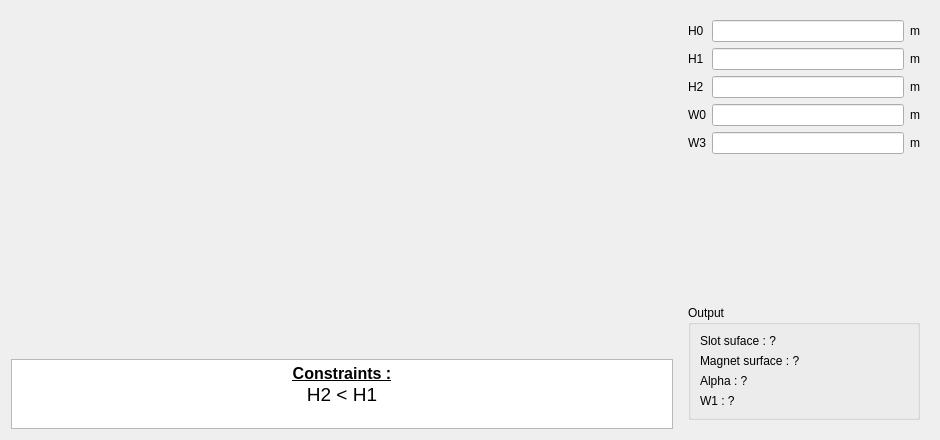
The window that pyleecan/GUI/Dialog/DMachineSetup/SMHoleMag/PHoleM52/PHoleM52.ui (Eomys/pyleecan) describes before a commit, drawn with Qt 5.
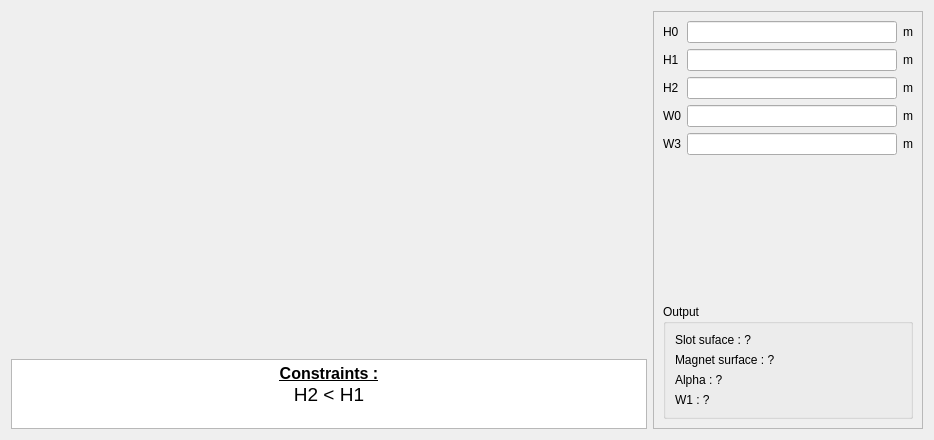
The same window after the commit. Icons and pictures are not drawn. Custom widgets are drawn as their Qt base class.

Commit message: [CO] Scroll widget for right column

Diff of the .ui file:
```diff
--- a/pyleecan/GUI/Dialog/DMachineSetup/SMHoleMag/PHoleM52/PHoleM52.ui
+++ b/pyleecan/GUI/Dialog/DMachineSetup/SMHoleMag/PHoleM52/PHoleM52.ui
@@ -6,7 +6,7 @@
    <rect>
     <x>0</x>
     <y>0</y>
-    <width>940</width>
+    <width>934</width>
     <height>440</height>
    </rect>
   </property>
@@ -87,9 +87,9 @@
 &lt;html&gt;&lt;head&gt;&lt;meta name=&quot;qrichtext&quot; content=&quot;1&quot; /&gt;&lt;style type=&quot;text/css&quot;&gt;
 p, li { white-space: pre-wrap; }
 &lt;/style&gt;&lt;/head&gt;&lt;body style=&quot; font-family:'MS Shell Dlg 2'; font-size:7.8pt; font-weight:400; font-style:normal;&quot;&gt;
-&lt;p align=&quot;center&quot; style=&quot; margin-top:0px; margin-bottom:0px; margin-left:0px; margin-right:0px; -qt-block-indent:0; text-indent:0px;&quot;&gt;&lt;span style=&quot; font-family:'MS Shell Dlg 2'; font-size:12pt; font-weight:600; text-decoration: underline;&quot;&gt;Constraints :&lt;/span&gt;&lt;/p&gt;
-&lt;p align=&quot;center&quot; style=&quot; margin-top:0px; margin-bottom:0px; margin-left:0px; margin-right:0px; -qt-block-indent:0; text-indent:0px;&quot;&gt;&lt;span style=&quot; font-family:'MS Shell Dlg 2'; font-size:14pt;&quot;&gt;H2 &amp;lt; H1&lt;/span&gt;&lt;/p&gt;
-&lt;p align=&quot;center&quot; style=&quot;-qt-paragraph-type:empty; margin-top:0px; margin-bottom:0px; margin-left:0px; margin-right:0px; -qt-block-indent:0; text-indent:0px; font-family:'MS Shell Dlg 2'; font-size:8pt;&quot;&gt;&lt;br /&gt;&lt;/p&gt;&lt;/body&gt;&lt;/html&gt;</string>
+&lt;p align=&quot;center&quot; style=&quot; margin-top:0px; margin-bottom:0px; margin-left:0px; margin-right:0px; -qt-block-indent:0; text-indent:0px;&quot;&gt;&lt;span style=&quot; font-size:12pt; font-weight:600; text-decoration: underline;&quot;&gt;Constraints :&lt;/span&gt;&lt;/p&gt;
+&lt;p align=&quot;center&quot; style=&quot; margin-top:0px; margin-bottom:0px; margin-left:0px; margin-right:0px; -qt-block-indent:0; text-indent:0px;&quot;&gt;&lt;span style=&quot; font-size:14pt;&quot;&gt;H2 &amp;lt; H1&lt;/span&gt;&lt;/p&gt;
+&lt;p align=&quot;center&quot; style=&quot;-qt-paragraph-type:empty; margin-top:0px; margin-bottom:0px; margin-left:0px; margin-right:0px; -qt-block-indent:0; text-indent:0px; font-size:8pt;&quot;&gt;&lt;br /&gt;&lt;/p&gt;&lt;/body&gt;&lt;/html&gt;</string>
        </property>
        <property name="textInteractionFlags">
         <set>Qt::TextSelectableByKeyboard|Qt::TextSelectableByMouse</set>
@@ -99,20 +99,32 @@
     </layout>
    </item>
    <item>
-    <widget class="QWidget" name="widget" native="true">
+    <widget class="QScrollArea" name="scrollArea">
      <property name="minimumSize">
       <size>
-       <width>250</width>
+       <width>270</width>
        <height>0</height>
       </size>
      </property>
      <property name="maximumSize">
       <size>
-       <width>250</width>
+       <width>270</width>
        <height>16777215</height>
       </size>
      </property>
-     <layout class="QVBoxLayout" name="verticalLayout_2">
+     <property name="widgetResizable">
+      <bool>true</bool>
+     </property>
+     <widget class="QWidget" name="scrollAreaWidgetContents">
+      <property name="geometry">
+       <rect>
+        <x>0</x>
+        <y>0</y>
+        <width>268</width>
+        <height>416</height>
+       </rect>
+      </property>
+      <layout class="QVBoxLayout" name="verticalLayout_4">
       <item>
        <layout class="QGridLayout" name="gridLayout">
         <item row="4" column="0">
@@ -279,6 +291,7 @@
        </widget>
       </item>
      </layout>
+     </widget>
     </widget>
    </item>
   </layout>
```
Lines whose indentation alone changed are shown as unchanged. The commit also changes 84 other files.
